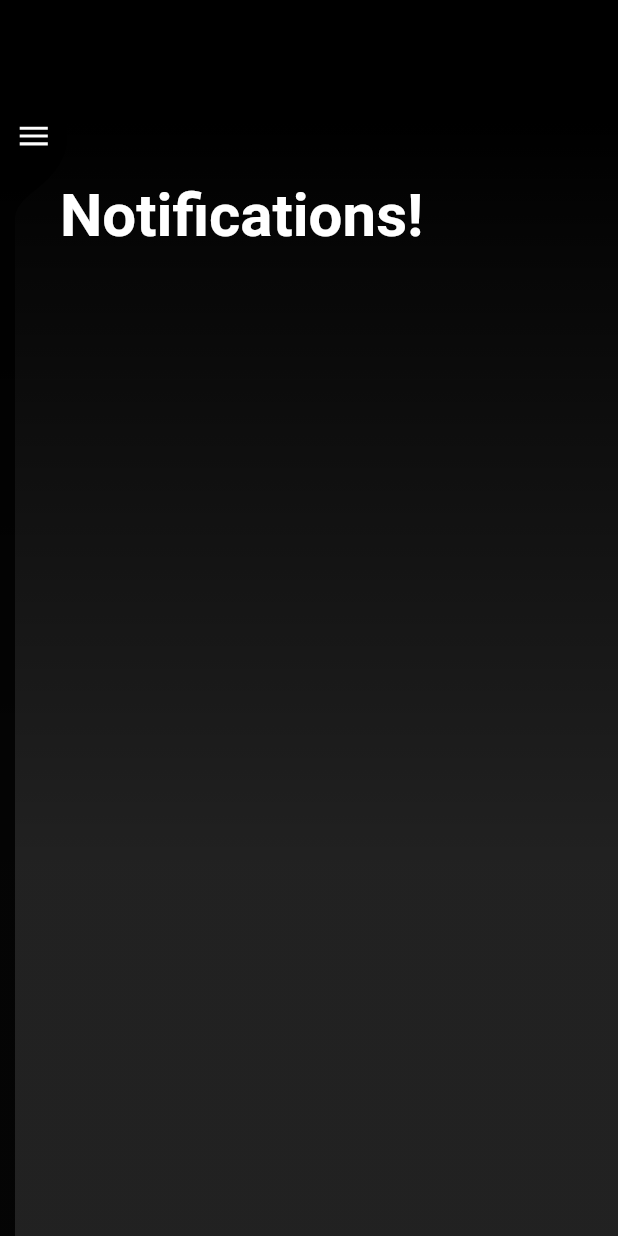
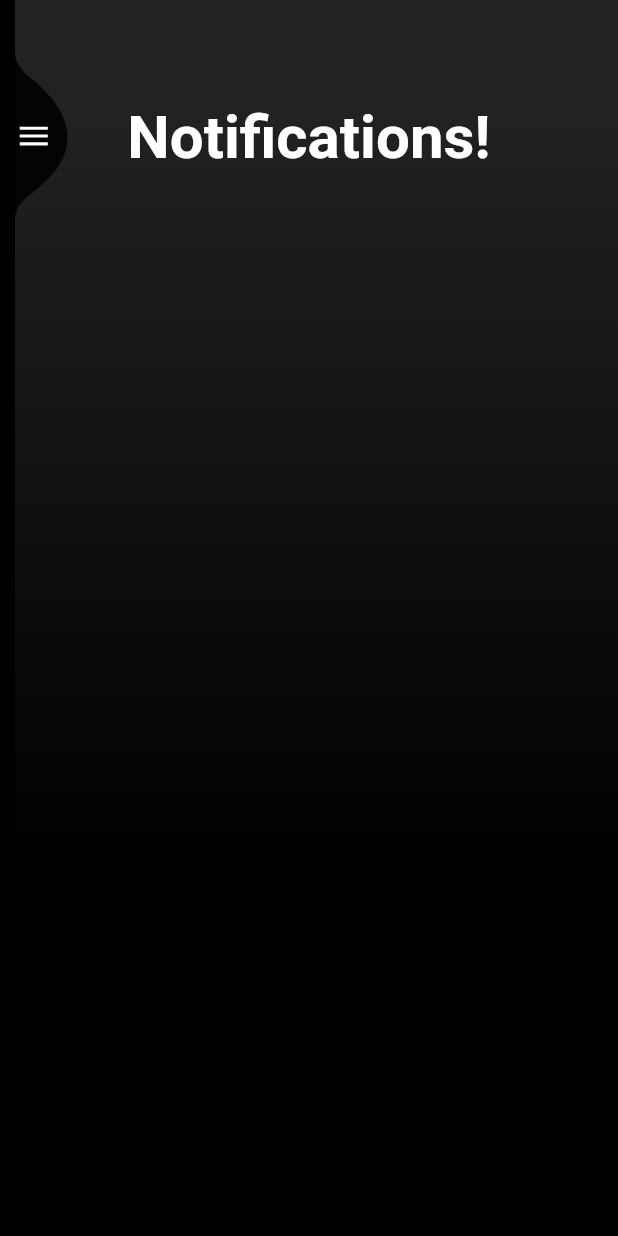
Before and after one commit to cacauisadog/hexagono-fatec, a Flutter app: the Notifications screen opened directly, on a phone screen of 412 x 824 dp. Run offline on Flutter 3.47's test engine with Material 2 defaults, Android fonts, the phone set to English and light mode, and no system bars; our stand-ins replace rxdart; Roboto replaces fonts that are missing (OpenSans).

Commit message:
I have edited some details of the app.

```diff
--- a/app/lib/screens/login.dart
+++ b/app/lib/screens/login.dart
@@ -155,8 +155,8 @@ class _LoginScreenState extends State<LoginScreen> {
               end: Alignment.bottomCenter,
               colors: [
                 Color(0xFF000000),
+                Color(0xFF000000),
                 Color(0xDD000000),
-                Color(0xFF000000),
               ],
               stops: [0.1, 0.5, 0.9],
             )),
--- a/app/lib/screens/logout.dart
+++ b/app/lib/screens/logout.dart
@@ -37,7 +37,7 @@ class LogoutBody extends StatelessWidget {
                     style: TextStyle(
                       color: Colors.white,
                       fontFamily: 'OpenSans',
-                      fontSize: 40.0,
+                      fontSize: 40,
                       fontWeight: FontWeight.bold,
                     ),
                   ),
--- a/app/lib/screens/notifications.dart
+++ b/app/lib/screens/notifications.dart
@@ -14,9 +14,9 @@ class NotificationsBody extends StatelessWidget {
               begin: Alignment.topCenter,
               end: Alignment.bottomCenter,
               colors: [
+                Color(0xDD000000),
                 Color(0xFF000000),
-                Color(0xDD000000),
-                Color(0xDD000000),
+                Color(0xFF000000),
               ],
               stops: [0.1, 0.7, 0.9],)
             ),
@@ -26,19 +26,21 @@ class NotificationsBody extends StatelessWidget {
             child: SingleChildScrollView(
               physics: AlwaysScrollableScrollPhysics(),
               padding: EdgeInsets.symmetric(
-                horizontal: 40.0,
-                vertical: 120.0,
+                horizontal: 40,
+                vertical: 68,
               ),
               child: Column(
                 mainAxisAlignment: MainAxisAlignment.center,
                 children: <Widget>[
-                  Text(
-                    'Notifications!',
-                    style: TextStyle(
-                      color: Colors.white,
-                      fontFamily: 'OpenSans',
-                      fontSize: 40.0,
-                      fontWeight: FontWeight.bold,
+                  Center (
+                    child: Text(
+                      'Notifications!',
+                      style: TextStyle(
+                        color: Colors.white,
+                        fontFamily: 'OpenSans',
+                        fontSize: 40,
+                        fontWeight: FontWeight.bold,
+                      ),
                     ),
                   ),
                 ],
--- a/app/lib/screens/sidebar/sidebar.dart
+++ b/app/lib/screens/sidebar/sidebar.dart
@@ -95,15 +95,12 @@ class SidebarState extends State<Sidebar> with SingleTickerProviderStateMixin<Si
           bottom: 0,
           left: isSidebarOpenedAsync.data? 0 : -screenWidth,
           right: isSidebarOpenedAsync.data? 0 : screenWidth - 45,
-          child: Opacity (
-            opacity: 1.0,
-            child:
-              Row(
+          child: Row(
             children: <Widget>[
               Expanded(
                 child: Container(
                   padding: const EdgeInsets.symmetric(horizontal: 20),
-                      color: const Color(0xDD000000),
+                  color: const Color(0xDD000000).withOpacity(1.0),
                   child: Column(
                     children: <Widget>[
                       SizedBox(height: 100,),
@@ -116,8 +113,8 @@ class SidebarState extends State<Sidebar> with SingleTickerProviderStateMixin<Si
                         ),
                         subtitle: Text(
                           "usuario@outlook.com",
-                              style: TextStyle(color: Colors.white12,
-                              fontSize: 30,
+                          style: TextStyle(color: Colors.white60,
+                          fontSize: 18,
                           fontWeight: FontWeight.w800),
                         ),
                         leading: CircleAvatar(
@@ -196,7 +193,6 @@ class SidebarState extends State<Sidebar> with SingleTickerProviderStateMixin<Si
               ),
             ],
           ),
-          ),
         );
       },
     );
```
Also changed, not shown: app/lib/screens/account.dart (+13 -11 lines), app/lib/screens/homepage.dart (+13 -11 lines), app/lib/screens/settings.dart (+13 -11 lines), app/lib/screens/signUp.dart (+8 -6 lines). Lines whose indentation alone changed are shown as unchanged.
